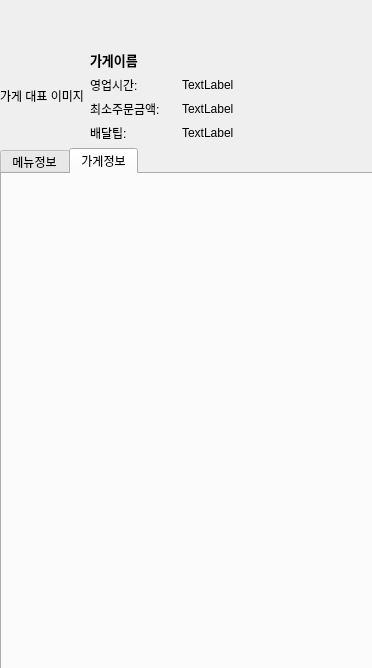
First picture: the form in CustomerClient/orderpage.ui, repository LeeSooBin96/BockPang, before the edit.
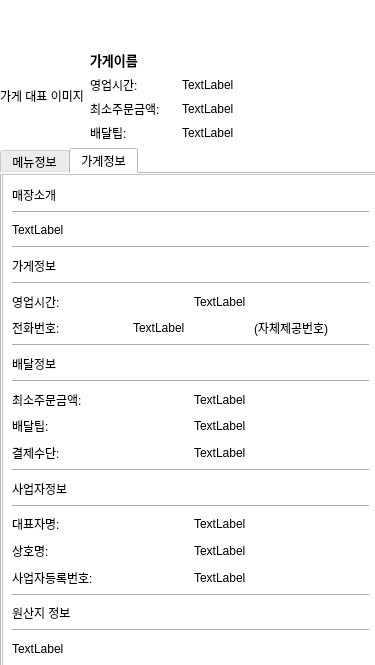
Second picture: the form after the edit. The open tabs and pages were chosen to show the change. Icons and pictures are not drawn.

Diff of the .ui file:
```diff
--- a/CustomerClient/orderpage.ui
+++ b/CustomerClient/orderpage.ui
@@ -6,25 +6,28 @@
    <rect>
     <x>0</x>
     <y>0</y>
-    <width>372</width>
-    <height>668</height>
+    <width>375</width>
+    <height>665</height>
    </rect>
   </property>
   <property name="minimumSize">
    <size>
-    <width>372</width>
-    <height>668</height>
+    <width>375</width>
+    <height>665</height>
    </size>
   </property>
   <property name="maximumSize">
    <size>
-    <width>372</width>
-    <height>668</height>
+    <width>375</width>
+    <height>665</height>
    </size>
   </property>
   <property name="windowTitle">
    <string>Form</string>
   </property>
+  <property name="styleSheet">
+   <string notr="true">background-color: rgb(255, 255, 255);</string>
+  </property>
   <layout class="QVBoxLayout" name="verticalLayout_4">
    <property name="leftMargin">
     <number>0</number>
@@ -1046,6 +1049,302 @@
            <attribute name="title">
             <string>가게정보</string>
            </attribute>
+           <layout class="QVBoxLayout" name="verticalLayout_6">
+            <property name="leftMargin">
+             <number>0</number>
+            </property>
+            <property name="topMargin">
+             <number>0</number>
+            </property>
+            <property name="rightMargin">
+             <number>0</number>
+            </property>
+            <property name="bottomMargin">
+             <number>0</number>
+            </property>
+            <item>
+             <widget class="QScrollArea" name="scrollArea">
+              <property name="widgetResizable">
+               <bool>true</bool>
+              </property>
+              <widget class="QWidget" name="scrollAreaWidgetContents">
+               <property name="geometry">
+                <rect>
+                 <x>0</x>
+                 <y>0</y>
+                 <width>371</width>
+                 <height>489</height>
+                </rect>
+               </property>
+               <layout class="QVBoxLayout" name="verticalLayout_7">
+                <item>
+                 <widget class="QLabel" name="label_3">
+                  <property name="text">
+                   <string>매장소개</string>
+                  </property>
+                 </widget>
+                </item>
+                <item>
+                 <widget class="Line" name="line">
+                  <property name="orientation">
+                   <enum>Qt::Horizontal</enum>
+                  </property>
+                 </widget>
+                </item>
+                <item>
+                 <widget class="QLabel" name="lblItroduce">
+                  <property name="text">
+                   <string>TextLabel</string>
+                  </property>
+                 </widget>
+                </item>
+                <item>
+                 <widget class="Line" name="line_2">
+                  <property name="orientation">
+                   <enum>Qt::Horizontal</enum>
+                  </property>
+                 </widget>
+                </item>
+                <item>
+                 <widget class="QLabel" name="label_7">
+                  <property name="text">
+                   <string>가게정보</string>
+                  </property>
+                 </widget>
+                </item>
+                <item>
+                 <widget class="Line" name="line_3">
+                  <property name="orientation">
+                   <enum>Qt::Horizontal</enum>
+                  </property>
+                 </widget>
+                </item>
+                <item>
+                 <layout class="QHBoxLayout" name="horizontalLayout_5">
+                  <item>
+                   <widget class="QLabel" name="label_9">
+                    <property name="text">
+                     <string>영업시간: </string>
+                    </property>
+                   </widget>
+                  </item>
+                  <item>
+                   <widget class="QLabel" name="lblOTime_2">
+                    <property name="text">
+                     <string>TextLabel</string>
+                    </property>
+                   </widget>
+                  </item>
+                 </layout>
+                </item>
+                <item>
+                 <layout class="QHBoxLayout" name="horizontalLayout_6">
+                  <item>
+                   <widget class="QLabel" name="label_10">
+                    <property name="text">
+                     <string>전화번호: </string>
+                    </property>
+                   </widget>
+                  </item>
+                  <item>
+                   <widget class="QLabel" name="lblTel">
+                    <property name="text">
+                     <string>TextLabel</string>
+                    </property>
+                   </widget>
+                  </item>
+                  <item>
+                   <widget class="QLabel" name="label_12">
+                    <property name="text">
+                     <string>(자체제공번호)</string>
+                    </property>
+                   </widget>
+                  </item>
+                 </layout>
+                </item>
+                <item>
+                 <widget class="Line" name="line_4">
+                  <property name="orientation">
+                   <enum>Qt::Horizontal</enum>
+                  </property>
+                 </widget>
+                </item>
+                <item>
+                 <widget class="QLabel" name="label_11">
+                  <property name="text">
+                   <string>배달정보</string>
+                  </property>
+                 </widget>
+                </item>
+                <item>
+                 <widget class="Line" name="line_5">
+                  <property name="orientation">
+                   <enum>Qt::Horizontal</enum>
+                  </property>
+                 </widget>
+                </item>
+                <item>
+                 <layout class="QHBoxLayout" name="horizontalLayout_7">
+                  <item>
+                   <widget class="QLabel" name="label_13">
+                    <property name="text">
+                     <string>최소주문금액: </string>
+                    </property>
+                   </widget>
+                  </item>
+                  <item>
+                   <widget class="QLabel" name="lblMinOrder_2">
+                    <property name="text">
+                     <string>TextLabel</string>
+                    </property>
+                   </widget>
+                  </item>
+                 </layout>
+                </item>
+                <item>
+                 <layout class="QHBoxLayout" name="horizontalLayout_8">
+                  <item>
+                   <widget class="QLabel" name="label_14">
+                    <property name="text">
+                     <string>배달팁: </string>
+                    </property>
+                   </widget>
+                  </item>
+                  <item>
+                   <widget class="QLabel" name="lblDTip_2">
+                    <property name="text">
+                     <string>TextLabel</string>
+                    </property>
+                   </widget>
+                  </item>
+                 </layout>
+                </item>
+                <item>
+                 <layout class="QHBoxLayout" name="horizontalLayout_9">
+                  <item>
+                   <widget class="QLabel" name="label_15">
+                    <property name="text">
+                     <string>결제수단: </string>
+                    </property>
+                   </widget>
+                  </item>
+                  <item>
+                   <widget class="QLabel" name="lblPayWay">
+                    <property name="text">
+                     <string>TextLabel</string>
+                    </property>
+                   </widget>
+                  </item>
+                 </layout>
+                </item>
+                <item>
+                 <widget class="Line" name="line_6">
+                  <property name="orientation">
+                   <enum>Qt::Horizontal</enum>
+                  </property>
+                 </widget>
+                </item>
+                <item>
+                 <widget class="QLabel" name="label_5">
+                  <property name="text">
+                   <string>사업자정보</string>
+                  </property>
+                 </widget>
+                </item>
+                <item>
+                 <widget class="Line" name="line_7">
+                  <property name="orientation">
+                   <enum>Qt::Horizontal</enum>
+                  </property>
+                 </widget>
+                </item>
+                <item>
+                 <layout class="QHBoxLayout" name="horizontalLayout_10">
+                  <item>
+                   <widget class="QLabel" name="label_16">
+                    <property name="text">
+                     <string>대표자명: </string>
+                    </property>
+                   </widget>
+                  </item>
+                  <item>
+                   <widget class="QLabel" name="lblCEO">
+                    <property name="text">
+                     <string>TextLabel</string>
+                    </property>
+                   </widget>
+                  </item>
+                 </layout>
+                </item>
+                <item>
+                 <layout class="QHBoxLayout" name="horizontalLayout_11">
+                  <item>
+                   <widget class="QLabel" name="label_17">
+                    <property name="text">
+                     <string>상호명: </string>
+                    </property>
+                   </widget>
+                  </item>
+                  <item>
+                   <widget class="QLabel" name="lblBrand">
+                    <property name="text">
+                     <string>TextLabel</string>
+                    </property>
+                   </widget>
+                  </item>
+                 </layout>
+                </item>
+                <item>
+                 <layout class="QHBoxLayout" name="horizontalLayout_12">
+                  <item>
+                   <widget class="QLabel" name="label_18">
+                    <property name="text">
+                     <string>사업자등록번호: </string>
+                    </property>
+                   </widget>
+                  </item>
+                  <item>
+                   <widget class="QLabel" name="lblCnum">
+                    <property name="text">
+                     <string>TextLabel</string>
+                    </property>
+                   </widget>
+                  </item>
+                 </layout>
+                </item>
+                <item>
+                 <widget class="Line" name="line_8">
+                  <property name="orientation">
+                   <enum>Qt::Horizontal</enum>
+                  </property>
+                 </widget>
+                </item>
+                <item>
+                 <widget class="QLabel" name="label_19">
+                  <property name="text">
+                   <string>원산지 정보</string>
+                  </property>
+                 </widget>
+                </item>
+                <item>
+                 <widget class="Line" name="line_9">
+                  <property name="orientation">
+                   <enum>Qt::Horizontal</enum>
+                  </property>
+                 </widget>
+                </item>
+                <item>
+                 <widget class="QLabel" name="lblOrigin">
+                  <property name="text">
+                   <string>TextLabel</string>
+                  </property>
+                 </widget>
+                </item>
+               </layout>
+              </widget>
+             </widget>
+            </item>
+           </layout>
           </widget>
          </widget>
         </item>
```
Left out of the diff: 62 changed lines with no effect on the pictures.
